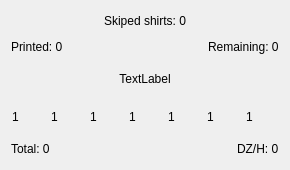
First picture: the form in infowidget.ui, repository mishkoLitvin/L_Aries-progect, before the edit.
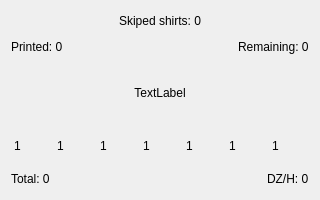
Second picture: the form after the edit.

```diff
--- a/infowidget.ui
+++ b/infowidget.ui
@@ -6,20 +6,20 @@
    <rect>
     <x>0</x>
     <y>0</y>
-    <width>290</width>
-    <height>170</height>
+    <width>320</width>
+    <height>200</height>
    </rect>
   </property>
   <property name="minimumSize">
    <size>
-    <width>290</width>
-    <height>170</height>
+    <width>0</width>
+    <height>0</height>
    </size>
   </property>
   <property name="maximumSize">
    <size>
-    <width>290</width>
-    <height>170</height>
+    <width>1000</width>
+    <height>1000</height>
    </size>
   </property>
   <property name="windowTitle">
@@ -181,14 +181,14 @@
       <widget class="QLabel" name="labelHome">
        <property name="minimumSize">
         <size>
-         <width>32</width>
-         <height>32</height>
+         <width>34</width>
+         <height>34</height>
         </size>
        </property>
        <property name="maximumSize">
         <size>
-         <width>32</width>
-         <height>32</height>
+         <width>34</width>
+         <height>34</height>
         </size>
        </property>
        <property name="text">
@@ -200,14 +200,14 @@
       <widget class="QLabel" name="labelLock">
        <property name="minimumSize">
         <size>
-         <width>32</width>
-         <height>32</height>
+         <width>34</width>
+         <height>34</height>
         </size>
        </property>
        <property name="maximumSize">
         <size>
-         <width>32</width>
-         <height>32</height>
+         <width>34</width>
+         <height>34</height>
         </size>
        </property>
        <property name="text">
@@ -219,14 +219,14 @@
       <widget class="QLabel" name="labelLiftUp">
        <property name="minimumSize">
         <size>
-         <width>32</width>
-         <height>32</height>
+         <width>34</width>
+         <height>34</height>
         </size>
        </property>
        <property name="maximumSize">
         <size>
-         <width>32</width>
-         <height>32</height>
+         <width>34</width>
+         <height>34</height>
         </size>
        </property>
        <property name="text">
@@ -238,14 +238,14 @@
       <widget class="QLabel" name="labelIndexerHalf">
        <property name="minimumSize">
         <size>
-         <width>32</width>
-         <height>32</height>
+         <width>34</width>
+         <height>34</height>
         </size>
        </property>
        <property name="maximumSize">
         <size>
-         <width>32</width>
-         <height>32</height>
+         <width>34</width>
+         <height>34</height>
         </size>
        </property>
        <property name="text">
@@ -257,14 +257,14 @@
       <widget class="QLabel" name="labelWarning">
        <property name="minimumSize">
         <size>
-         <width>32</width>
-         <height>32</height>
+         <width>34</width>
+         <height>34</height>
         </size>
        </property>
        <property name="maximumSize">
         <size>
-         <width>32</width>
-         <height>32</height>
+         <width>34</width>
+         <height>34</height>
         </size>
        </property>
        <property name="text">
@@ -276,14 +276,14 @@
       <widget class="QLabel" name="labelEmergency">
        <property name="minimumSize">
         <size>
-         <width>32</width>
-         <height>32</height>
+         <width>34</width>
+         <height>34</height>
         </size>
        </property>
        <property name="maximumSize">
         <size>
-         <width>32</width>
-         <height>32</height>
+         <width>34</width>
+         <height>34</height>
         </size>
        </property>
        <property name="text">
@@ -295,14 +295,14 @@
       <widget class="QLabel" name="labelStopHand">
        <property name="minimumSize">
         <size>
-         <width>32</width>
-         <height>32</height>
+         <width>34</width>
+         <height>34</height>
         </size>
        </property>
        <property name="maximumSize">
         <size>
-         <width>32</width>
-         <height>32</height>
+         <width>34</width>
+         <height>34</height>
         </size>
        </property>
        <property name="text">
```
